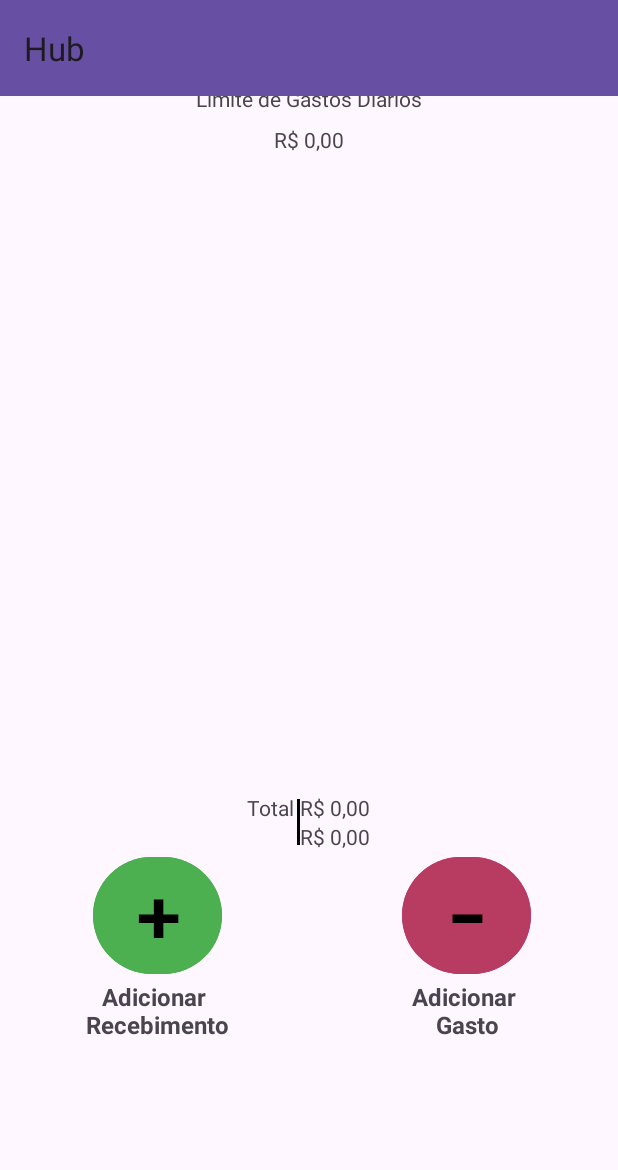
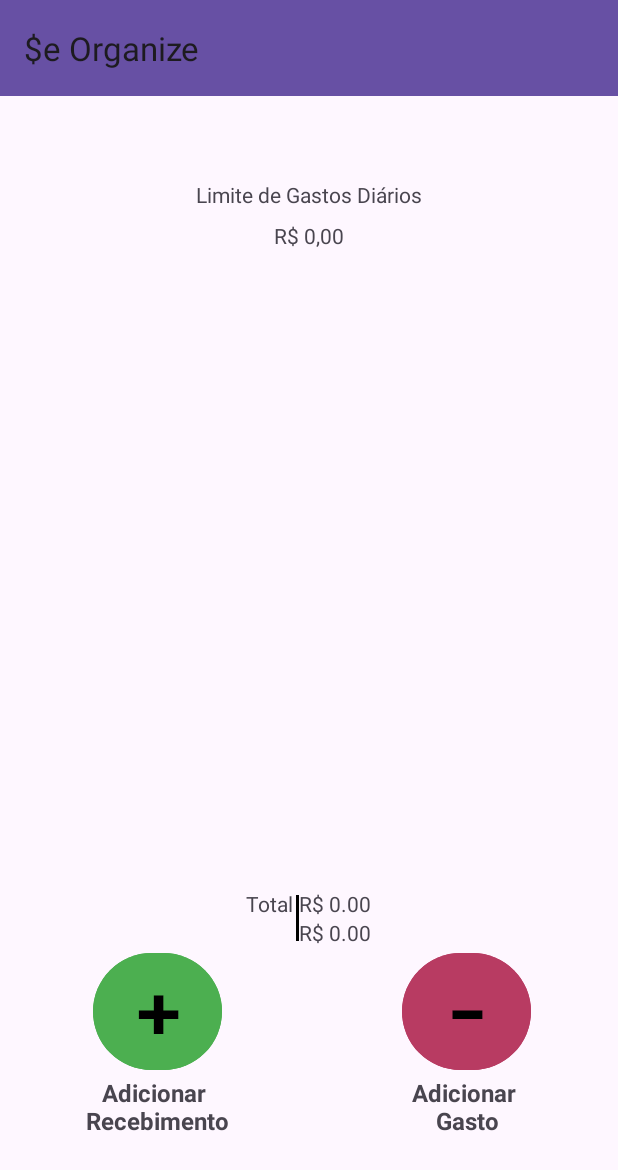
Before and after one commit to Alt3rs/Organizador-de-Financas, an Android app: the fragment MovimentacaoDiariaFragment placed in its activity, on a phone screen of 412 x 824 dp. Shown: the top 1170 px of the screen. Run offline under Robolectric (Android 15) with nearby library versions, the phone set to English and light mode, and no system bars; our stand-ins replace navigation-ui; 6 statements that could not run were skipped.

Commit message:
feat: registrar gastos ou recebimentos manualmente

```diff
--- a/app/build.gradle
+++ b/app/build.gradle
@@ -27,6 +27,9 @@ android {
         }
     }
     compileOptions {
+        // Flag to enable support for the new language APIs
+        coreLibraryDesugaringEnabled true
+        // Sets Java compatibility to Java 8
         sourceCompatibility JavaVersion.VERSION_1_8
         targetCompatibility JavaVersion.VERSION_1_8
     }
@@ -42,7 +45,7 @@ dependencies {
     androidTestImplementation 'androidx.test.ext:junit:1.1.5'
     androidTestImplementation 'androidx.test.espresso:espresso-core:3.5.1'
 
-    def nav_version = "2.5.3"
+    def nav_version = "2.6.0"
 
     // Java language implementation
     implementation "androidx.navigation:navigation-fragment:$nav_version"
--- a/app/src/main/java/com/organizadororcamentopessoal/adicionar_movimentacao/MovimentacaoDiariaFragment.java
+++ b/app/src/main/java/com/organizadororcamentopessoal/adicionar_movimentacao/MovimentacaoDiariaFragment.java
@@ -20,12 +20,11 @@ import com.organizadororcamentopessoal.datasource.FinancasDbHelper;
 import com.organizadororcamentopessoal.datasource.MovimentacaoDao;
 import com.organizadororcamentopessoal.datasource.UserDao;
 import com.organizadororcamentopessoal.entities.Movimentacao;
+import com.organizadororcamentopessoal.tempo.Tempo;
 
-import java.util.Calendar;
-import java.util.Date;
-import java.util.GregorianCalendar;
 import java.util.List;
-import java.util.TimeZone;
+import java.util.Locale;
+
 
 /**
  * A simple {@link Fragment} subclass.
@@ -82,15 +81,26 @@ public class MovimentacaoDiariaFragment extends Fragment {
         recyclerView.setLayoutManager(new LinearLayoutManager(view.getContext()));
         movimentacaoAdapter = new MovimentacaoAdapter(obterMovimentacaoHoje());
         recyclerView.setAdapter(movimentacaoAdapter);
+
+        adicionarGastoButton.setOnClickListener((button) -> {
+            AdicionarMovimentacaoDialog dialog = new AdicionarMovimentacaoDialog(getActivity(), username);
+            dialog.setDefaultSelectedType(AdicionarMovimentacaoDialog.GASTO);
+            dialog.show();
+        });
+        adicionarRecebimentoButton.setOnClickListener((button) -> {
+            AdicionarMovimentacaoDialog dialog = new AdicionarMovimentacaoDialog(getActivity(), username);
+            dialog.setDefaultSelectedType(AdicionarMovimentacaoDialog.RECEBIMENTO);
+            dialog.show();
+        });
+
+        double gastoTotal = movimentacaoDao.totalGastoNoIntervalo(username, Tempo.getTodayStart(), Tempo.getTodayEnd());
+        double recebimentoTotal = movimentacaoDao.totalRecebimentoNoIntervalo(username, Tempo.getTodayStart(), Tempo.getTodayEnd());
+        totalGastoDiarioValueTextView.setText(String.format(Locale.getDefault(), "R$ %.2f", gastoTotal));
+        totalRecebimentoValueTextView.setText(String.format(Locale.getDefault(), "R$ %.2f", recebimentoTotal));
     }
 
     private List<Movimentacao> obterMovimentacaoHoje() {
-        Calendar calendar =  GregorianCalendar.getInstance();
-        long now = System.currentTimeMillis();
-        long offset =  TimeZone.getDefault().getRawOffset();
-        long today = now - (now % (3600 * 1000 * 24)) - offset;
-        long tomorrow = today + 3600 * 1000 * 24 - 1;
-        return movimentacaoDao.obterMovimentacaoNoIntervalo(username, new Date(today), new Date(tomorrow));
+        return movimentacaoDao.obterMovimentacaoNoIntervalo(username, Tempo.getTodayStart(), Tempo.getTodayEnd());
     }
 
 
--- a/app/src/main/java/com/organizadororcamentopessoal/datasource/MovimentacaoDao.java
+++ b/app/src/main/java/com/organizadororcamentopessoal/datasource/MovimentacaoDao.java
@@ -8,8 +8,12 @@ import java.util.List;
 
 public interface MovimentacaoDao {
     boolean criarMovimentacao(long idUsuario, double valor, String descricao, Date dataMovimentacao);
-    boolean criarMovimentacao(String userName, double valor, String descricao, Date dataMovimentacao);
-    List<Movimentacao> obterMovimentacaoNoIntervalo(String userName, Date inicio, Date fim);
+    boolean criarMovimentacao(String username, double valor, String descricao, Date dataMovimentacao);
+    List<Movimentacao> obterMovimentacaoNoIntervalo(String username, Date inicio, Date fim);
     boolean atualizarMovimentacao(long idMovimentacao, double valor, String descricao, Date dataMovimentacao);
     boolean excluirMovimentacao(long idMovimentacao);
+
+    double totalRecebimentoNoIntervalo(String username, Date inicio, Date fim);
+    double totalGastoNoIntervalo(String username, Date inicio, Date fim);
+    double totalBalancoNoIntervalo(String username, Date inicio, Date fim);
 }
--- a/app/src/main/java/com/organizadororcamentopessoal/datasource/MovimentacaoDaoLocal.java
+++ b/app/src/main/java/com/organizadororcamentopessoal/datasource/MovimentacaoDaoLocal.java
@@ -40,18 +40,18 @@ public class MovimentacaoDaoLocal  implements MovimentacaoDao {
         }
     }
 
-    public boolean criarMovimentacao(String userName, double valor, String descricao, Date dataMovimentacao) {
-        final String command = "INSERT INTO " + MovimentacaoTable.TABLE_NAME + "m (" +
+    public boolean criarMovimentacao(String username, double valor, String descricao, Date dataMovimentacao) {
+        final String command = "INSERT INTO " + MovimentacaoTable.TABLE_NAME + " (" +
                 MovimentacaoTable.ID_USUARIO + "," +
                 MovimentacaoTable.VALOR + "," +
                 MovimentacaoTable.DESCRICAO + "," +
                 MovimentacaoTable.DATA_MOVIMENTACAO +
                 ") SELECT u."+ UsuarioTable.ID_USUARIO +", ?, ?, ? FROM "+ UsuarioTable.TABLE_NAME +
                 " u WHERE u."+ UsuarioTable.USERNAME +" = ?";
-        try {
+
             SQLiteDatabase db = dbHelper.getWritableDatabase();
-            Cursor cursor = db.rawQuery(command, new String[] {Double.toString(valor), descricao,
-                    Long.toString(dateToEpochSeconds(dataMovimentacao)), userName});
+        try (Cursor cursor = db.rawQuery(command, new String[] {Double.toString(valor), descricao,
+                    Long.toString(dateToEpochSeconds(dataMovimentacao)), username})) {
             return  cursor.getCount() >= 1;
         } catch (SQLException e) {
             e.printStackTrace();
@@ -60,7 +60,7 @@ public class MovimentacaoDaoLocal  implements MovimentacaoDao {
     }
 
     @NotNull
-    public List<Movimentacao> obterMovimentacaoNoIntervalo(String userName, Date inicio, Date fim) {
+    public List<Movimentacao> obterMovimentacaoNoIntervalo(String username, Date inicio, Date fim) {
         final String command = "SELECT " +
                 "m." + MovimentacaoTable.ID_MOVIMENTACAO + "," +
                 "m." + MovimentacaoTable.ID_USUARIO + "," +
@@ -74,9 +74,8 @@ public class MovimentacaoDaoLocal  implements MovimentacaoDao {
                 " AND " + MovimentacaoTable.DATA_MOVIMENTACAO + " BETWEEN ? AND ?";
 
         SQLiteDatabase db = dbHelper.getReadableDatabase();
-        Cursor cursor = db.rawQuery(command, new String[]{ userName,
-                Long.toString(dateToEpochSeconds(inicio)), Long.toString(dateToEpochSeconds(fim))});
-
+        try(Cursor cursor = db.rawQuery(command, new String[]{username,
+                Long.toString(dateToEpochSeconds(inicio)), Long.toString(dateToEpochSeconds(fim))})) {
             List<Movimentacao> result = new ArrayList<>(cursor.getCount());
             while ( cursor.moveToNext() ) {
                 Movimentacao movimentacao = new Movimentacao(
@@ -89,6 +88,7 @@ public class MovimentacaoDaoLocal  implements MovimentacaoDao {
                 result.add(movimentacao);
             }
             return result;
+        }
     }
 
 
@@ -126,6 +126,67 @@ public class MovimentacaoDaoLocal  implements MovimentacaoDao {
         }
     }
 
+    @Override
+    public double totalBalancoNoIntervalo(String username, Date inicio, Date fim) {
+        final String resultAlias = "sum";
+        final String command = "SELECT SUM(" + MovimentacaoTable.VALOR + ") AS " + resultAlias +
+                " FROM " + MovimentacaoTable.TABLE_NAME + " m " +
+                " JOIN " + UsuarioTable.TABLE_NAME + " u ON u." + UsuarioTable.ID_USUARIO +
+                " = m." + MovimentacaoTable.ID_USUARIO + " WHERE " +
+                "u." + UsuarioTable.USERNAME + " = ?" +
+                " AND " + MovimentacaoTable.DATA_MOVIMENTACAO + " BETWEEN ? AND ?";
+
+        SQLiteDatabase db = dbHelper.getReadableDatabase();
+        try(Cursor cursor = db.rawQuery(command, new String[]{username,
+                Long.toString(dateToEpochSeconds(inicio)), Long.toString(dateToEpochSeconds(fim))})) {
+            if(cursor.moveToFirst()) {
+                return cursor.getDouble(cursor.getColumnIndexOrThrow(resultAlias));
+            }
+            return 0;
+        }
+    }
+
+    public double totalGastoNoIntervalo(String username, Date inicio, Date fim) {
+        final String resultAlias = "sum";
+        final String command = "SELECT SUM(" + MovimentacaoTable.VALOR + ") as "+ resultAlias +
+                " FROM " + MovimentacaoTable.TABLE_NAME + " m " +
+                " JOIN " + UsuarioTable.TABLE_NAME + " u ON u." + UsuarioTable.ID_USUARIO +
+                " = m." + MovimentacaoTable.ID_USUARIO + " WHERE " +
+                "u." + UsuarioTable.USERNAME + " = ?" +
+                " AND " + MovimentacaoTable.VALOR + " < 0 " +
+                " AND " + MovimentacaoTable.DATA_MOVIMENTACAO + " BETWEEN ? AND ?";
+
+        SQLiteDatabase db = dbHelper.getReadableDatabase();
+        try(Cursor cursor = db.rawQuery(command, new String[]{username,
+                Long.toString(dateToEpochSeconds(inicio)), Long.toString(dateToEpochSeconds(fim))})){
+            if(cursor.moveToFirst()) {
+                return cursor.getDouble(cursor.getColumnIndexOrThrow(resultAlias));
+            }
+            return 0;
+        }
+    }
+
+    @Override
+    public double totalRecebimentoNoIntervalo(String username, Date inicio, Date fim) {
+        final String resultAlias = "sum";
+        final String command = "SELECT SUM(" + MovimentacaoTable.VALOR + ") as "+ resultAlias +
+                " FROM " + MovimentacaoTable.TABLE_NAME + " m " +
+                " JOIN " + UsuarioTable.TABLE_NAME + " u ON u." + UsuarioTable.ID_USUARIO +
+                " = m." + MovimentacaoTable.ID_USUARIO + " WHERE " +
+                "u." + UsuarioTable.USERNAME + " = ?" +
+                " AND " + MovimentacaoTable.VALOR + " > 0 " +
+                " AND " + MovimentacaoTable.DATA_MOVIMENTACAO + " BETWEEN ? AND ?";
+
+        SQLiteDatabase db = dbHelper.getReadableDatabase();
+        try(Cursor cursor = db.rawQuery(command, new String[]{username,
+                Long.toString(dateToEpochSeconds(inicio)), Long.toString(dateToEpochSeconds(fim))})) {
+            if(cursor.moveToFirst()) {
+                return cursor.getDouble(cursor.getColumnIndexOrThrow(resultAlias));
+            }
+            return 0;
+        }
+    }
+
     protected static long dateToEpochSeconds(Date data) {
         return data.getTime() / 1000;
     }
--- a/app/src/main/java/com/organizadororcamentopessoal/home/HomeFragment.java
+++ b/app/src/main/java/com/organizadororcamentopessoal/home/HomeFragment.java
@@ -18,11 +18,11 @@ import android.widget.TextView;
 import com.organizadororcamentopessoal.R;
 import com.organizadororcamentopessoal.datasource.DatabaseContract;
 import com.organizadororcamentopessoal.home.HomeFragmentDirections;
+
 public class HomeFragment extends Fragment {
     private String username;
     private HomeViewModel viewModel;
     private Button resumoButton, calendarioButton, movimentacaoButton;
-    private TextView boasVindasTextView;
 
     public static HomeFragment newInstance() {
         return new HomeFragment();
@@ -48,10 +48,8 @@ public class HomeFragment extends Fragment {
         resumoButton = view.findViewById(R.id.resumoButton);
         calendarioButton = view.findViewById(R.id.calendarioButton);
         movimentacaoButton = view.findViewById(R.id.movimentacaoButton);
-        boasVindasTextView = view.findViewById(R.id.boasVindasTextView);
 
-        boasVindasTextView.setText("Bem vindo de volta, " + username);
-
+        getActivity().setTitle(username);
         movimentacaoButton.setOnClickListener((View button) -> {
             Navigation.findNavController(button)
                     .navigate(HomeFragmentDirections
--- a/app/src/main/java/com/organizadororcamentopessoal/home/HubActivity.java
+++ b/app/src/main/java/com/organizadororcamentopessoal/home/HubActivity.java
@@ -37,18 +37,18 @@ public class HubActivity extends AppCompatActivity {
 
         Toolbar toolbar = findViewById(R.id.main_toolbar);
         //DrawerLayout drawerLayout = findViewById(R.id.drawer_layout);
-
+        //NavigationView navView = findViewById(R.id.nav_view);
         navHostFragment = (NavHostFragment) getSupportFragmentManager().findFragmentById(R.id.nav_host_fragment);
 
         navController = navHostFragment.getNavController();
         navController.setGraph(R.navigation.nav_graph, args);
-
         AppBarConfiguration appBarConfiguration =
                 new AppBarConfiguration.Builder(navController.getGraph())
                         //.setOpenableLayout(drawerLayout)
                         .build();
+
         setSupportActionBar(toolbar);
-        //NavigationView navView = findViewById(R.id.nav_view);
+        NavigationUI.setupActionBarWithNavController(this, navController, appBarConfiguration);
         NavigationUI.setupWithNavController(toolbar, navController, appBarConfiguration);
         //NavigationUI.setupWithNavController(navView, navController);
     }
--- a/app/src/main/java/com/organizadororcamentopessoal/login/CadastroActivity.java
+++ b/app/src/main/java/com/organizadororcamentopessoal/login/CadastroActivity.java
@@ -55,7 +55,6 @@ public class CadastroActivity extends AppCompatActivity {
                 Intent it = new Intent(CadastroActivity.this, HubActivity.class);
                 it.putExtra(DatabaseContract.UsuarioTable.USERNAME, nome);
                 startActivity(it);
-                getParent().finish();
                 finish();
             } else {
                 Toast.makeText(CadastroActivity.this, "Falha no registro", Toast.LENGTH_SHORT).show();
--- /dev/null
+++ b/app/src/main/java/com/organizadororcamentopessoal/tempo/Tempo.java
@@ -0,0 +1,34 @@
+package com.organizadororcamentopessoal.tempo;
+
+import java.time.LocalDate;
+import java.time.ZoneId;
+import java.time.ZonedDateTime;
+import java.util.Date;
+import java.util.Locale;
+
+public class Tempo {
+    public static long localDateStartInMilli(LocalDate date) {
+        ZoneId zone = ZoneId.systemDefault();
+        return date.atStartOfDay(zone).toEpochSecond() * 1000;
+    }
+    public static long localDateEndInMilli(LocalDate date) {
+        ZoneId zone = ZoneId.systemDefault();
+        return date.plusDays(1).atStartOfDay(zone).toEpochSecond() * 1000 -1;
+    }
+
+    public static long getTodayStartInMilli() {
+        return localDateStartInMilli(LocalDate.now());
+    }
+
+    public static long getTodayEndInMilli() {
+        return localDateEndInMilli(LocalDate.now());
+    }
+
+    public static Date getTodayStart() {
+        return new Date(getTodayStartInMilli());
+    }
+
+    public static Date getTodayEnd() {
+        return new Date(getTodayEndInMilli());
+    }
+}
--- a/app/src/main/res/layout/activity_hub.xml
+++ b/app/src/main/res/layout/activity_hub.xml
@@ -9,28 +9,27 @@
 
     <androidx.appcompat.widget.Toolbar
         android:id="@+id/main_toolbar"
-        android:layout_width="match_parent"
+        android:layout_width="0dp"
         android:layout_height="?attr/actionBarSize"
         android:background="?attr/colorPrimary"
+        android:elevation="4dp"
         android:minHeight="?attr/actionBarSize"
-        android:elevation="4dp"
+        android:theme="@style/ThemeOverlay.AppCompat.ActionBar"
         app:layout_constraintEnd_toEndOf="parent"
         app:layout_constraintStart_toStartOf="parent"
         app:layout_constraintTop_toTopOf="parent"
-        android:theme="@style/ThemeOverlay.AppCompat.ActionBar"
-        app:popupTheme="@style/ThemeOverlay.AppCompat.Light"
-        />
+        app:popupTheme="@style/ThemeOverlay.AppCompat.Light" />
 
     <androidx.fragment.app.FragmentContainerView
         android:id="@+id/nav_host_fragment"
         android:name="androidx.navigation.fragment.NavHostFragment"
         android:layout_width="0dp"
         android:layout_height="0dp"
+        app:defaultNavHost="true"
+        app:layout_constraintBottom_toBottomOf="parent"
         app:layout_constraintLeft_toLeftOf="parent"
         app:layout_constraintRight_toRightOf="parent"
-        app:layout_constraintTop_toTopOf="parent"
-        app:layout_constraintBottom_toBottomOf="parent"
-        app:defaultNavHost="true" />
+        app:layout_constraintTop_toBottomOf="@+id/main_toolbar" />
 <!--
     <com.google.android.material.navigation.NavigationView
         android:id="@+id/nav_view"
--- a/app/src/main/res/layout/activity_main.xml
+++ b/app/src/main/res/layout/activity_main.xml
@@ -21,7 +21,7 @@
             android:layout_margin="15dp"
             android:fontFamily="sans-serif-black"
             android:gravity="center"
-            android:text="Organizador de Finanças"
+            android:text="@string/app_name"
             android:textColor="@color/black"
             android:textSize="30dp"
             app:layout_constraintBottom_toTopOf="@+id/textView4"
--- a/app/src/main/res/layout/movimentacao_row_adapter.xml
+++ b/app/src/main/res/layout/movimentacao_row_adapter.xml
@@ -1,8 +1,8 @@
 <?xml version="1.0" encoding="utf-8"?>
-    <TableLayout xmlns:android="http://schemas.android.com/apk/res/android"
+<TableLayout xmlns:android="http://schemas.android.com/apk/res/android"
     xmlns:tools="http://schemas.android.com/tools"
     android:layout_width="match_parent"
-    android:layout_height="match_parent"
+    android:layout_height="wrap_content"
     android:divider="@drawable/bold_table_vertical_divider"
     android:padding="5dp"
     android:showDividers="end">
@@ -48,7 +48,6 @@
             android:minLines="1"
 
             android:scrollHorizontally="false"
-            android:text="Pãoa aaaaaaaaaaaaaaaaaaaaaaaaaaaaaaaaaaaaaaaaaaaaaaaaaaaaaaaaaaaaaaaaaaaaaaaaaaaaaa    aaaaaaaaa"
             android:textSize="16sp"
             android:textStyle="bold" />
     </TableRow>
--- a/app/src/main/res/navigation/nav_graph.xml
+++ b/app/src/main/res/navigation/nav_graph.xml
@@ -7,7 +7,7 @@
     <fragment
         android:id="@+id/homeFragment"
         android:name="com.organizadororcamentopessoal.home.HomeFragment"
-        android:label="@string/home_title"
+        android:label="@string/app_name"
         tools:layout="@layout/fragment_home">
 
         <action
--- a/app/src/main/res/values/colors.xml
+++ b/app/src/main/res/values/colors.xml
@@ -4,4 +4,5 @@
     <color name="white">#FFFFFFFF</color>
     <color name="verde_recebimento">#4CAF50</color>
     <color name="vermelho_gasto">#B83B62</color>
+    <color name="roxo">#673AB7</color>
 </resources>
```
Also changed, not shown: app/src/main/java/com/organizadororcamentopessoal/adicionar_movimentacao/AdicionarMovimentacaoDialog.java (added, +139 -0 lines), app/src/main/java/com/organizadororcamentopessoal/adicionar_movimentacao/MovimentacaoAdapter.java (+4 -4 lines), app/src/main/res/layout/dialog_adicionar_movimentacao.xml (added, +138 -0 lines), app/src/main/res/layout/fragment_home.xml (+10 -67 lines), app/src/main/res/layout/spinner_item.xml (added, +10 -0 lines), app/src/main/res/values/strings.xml (+10 -1 lines). Lines whose indentation alone changed are shown as unchanged.
